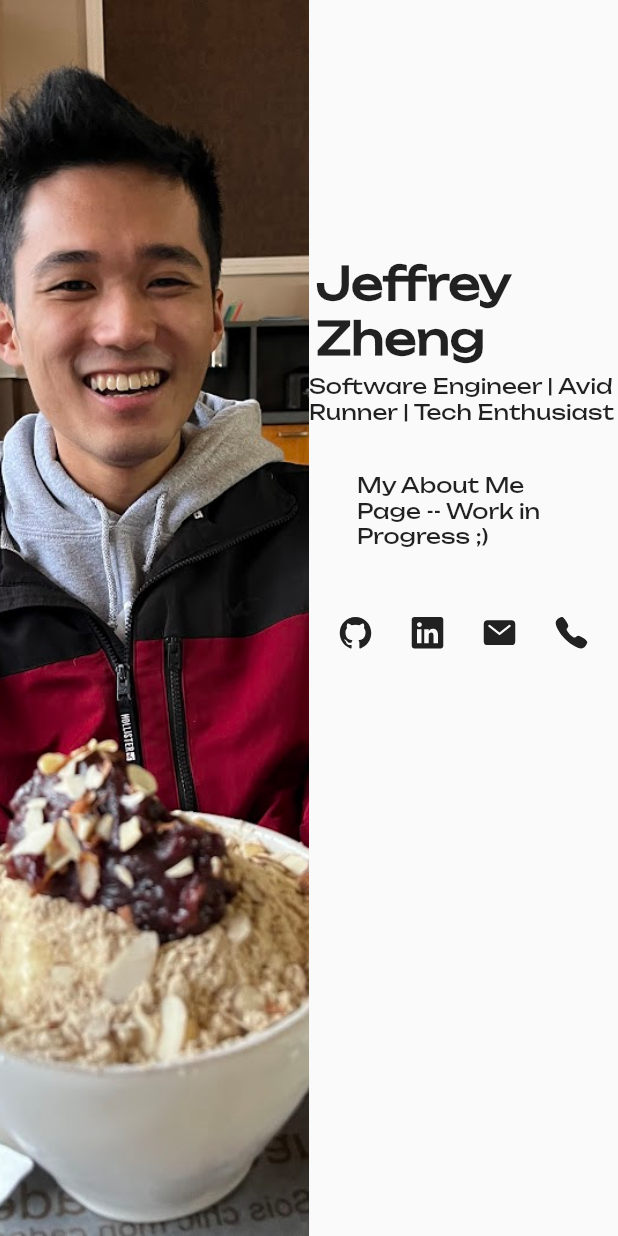
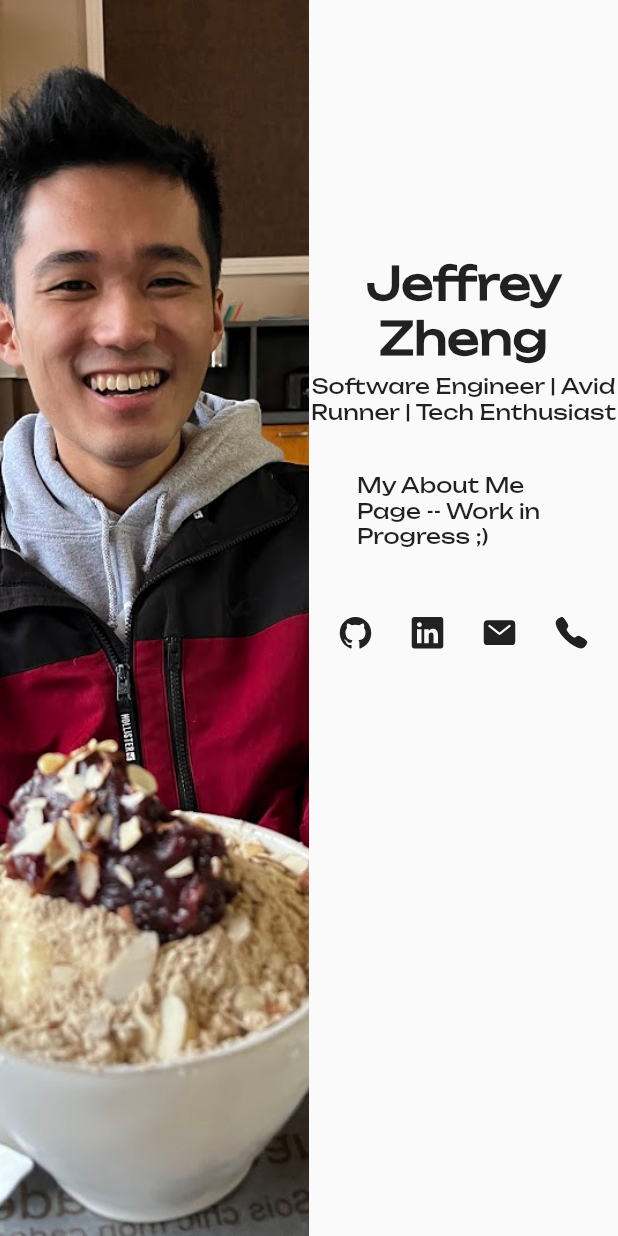
Before and after one commit to jeffzheng13/jeffzheng13.github.io, a Flutter app: the aboutMe screen opened directly, on a phone screen of 412 x 824 dp. Run offline on Flutter 3.47's test engine with Material 2 defaults, Android fonts, the phone set to English and light mode, and no system bars; our stand-ins replace animate_do, animated_text_kit, ionicons, transparent_image; missing offline and left inert: dart:html, flutter_animated_button, vertical_card_pager.

Commit message:
fixed aboutme text resizing issue

```diff
--- a/lib/aboutMe.dart
+++ b/lib/aboutMe.dart
@@ -58,9 +58,10 @@ class _aboutMeState extends State<aboutMe> with TickerProviderStateMixin {
                       "Jeffrey Zheng",
                       style:
                           TextStyle(fontSize: 30, fontWeight: FontWeight.bold),
+                      textAlign: TextAlign.center,
                     )),
                 //second box will be titles
-                Text("Software Engineer | Avid Runner | Tech Enthusiast"),
+                Text("Software Engineer | Avid Runner | Tech Enthusiast", softWrap: true, textAlign: TextAlign.center,),
                 //third description box
                 aboutMeDescription,
                 //contains the icons to various links
@@ -90,7 +91,7 @@ class _aboutMeState extends State<aboutMe> with TickerProviderStateMixin {
 
   Widget aboutMeDescription = const Padding(
       padding: EdgeInsets.all(32),
-      child: Text("My About Me Page -- Work in Progress ;)"));
+      child: Text("My About Me Page -- Work in Progress ;)", softWrap: true,));
 
   //actions when icons are pressed
   void _onPressedGithub() {
```
